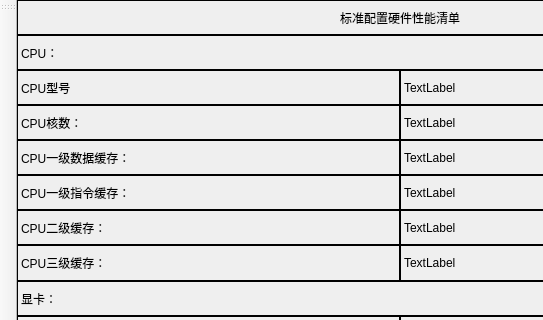
2016317200404/work-essay, file HardwareInfo/mainwindow.ui: the form before one commit; both pictures show x 0 to 543 and y 0 to 320 of the 800 by 600 pixel window.
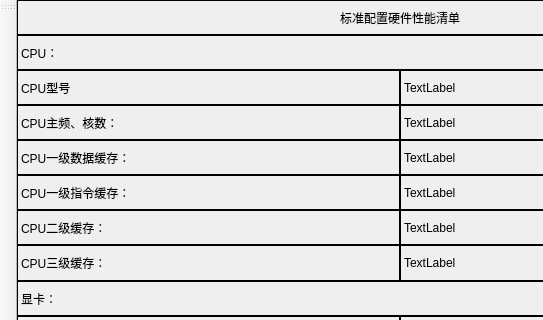
The form after the commit.

Commit message: 新增CPU的主频获取

```diff
--- a/HardwareInfo/mainwindow.ui
+++ b/HardwareInfo/mainwindow.ui
@@ -130,7 +130,7 @@
     <item row="3" column="0">
      <widget class="QLabel" name="label_5">
       <property name="text">
-       <string>CPU核数：</string>
+       <string>CPU主频、核数：</string>
       </property>
      </widget>
     </item>
```
The commit also changes 2 other files.
